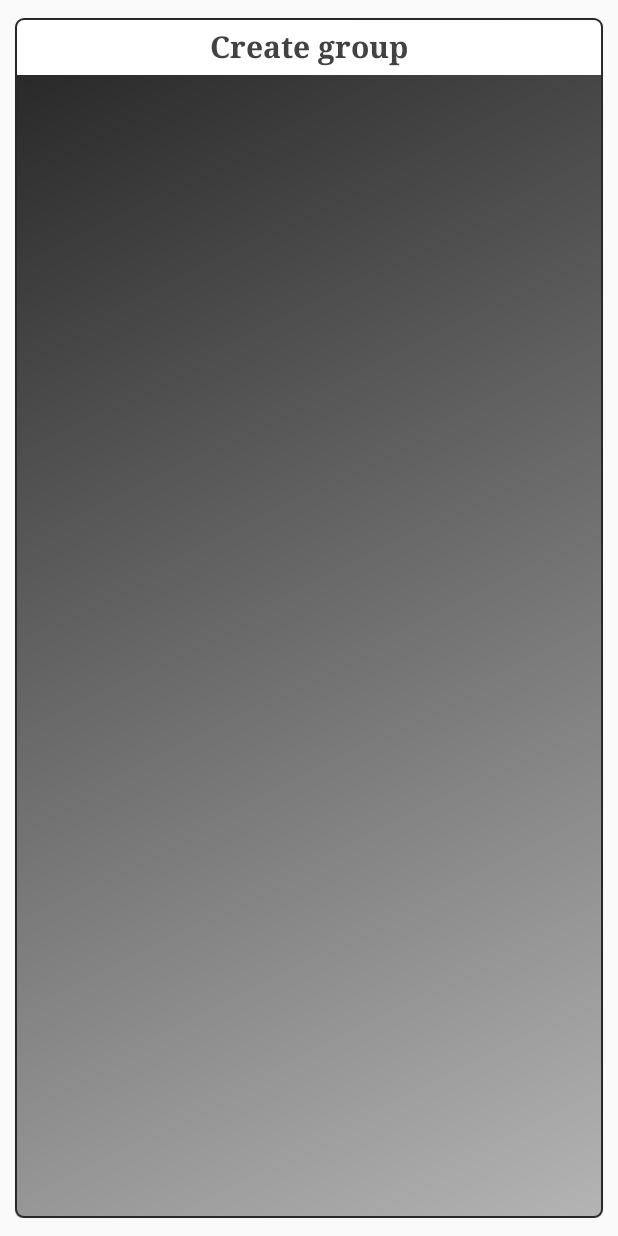
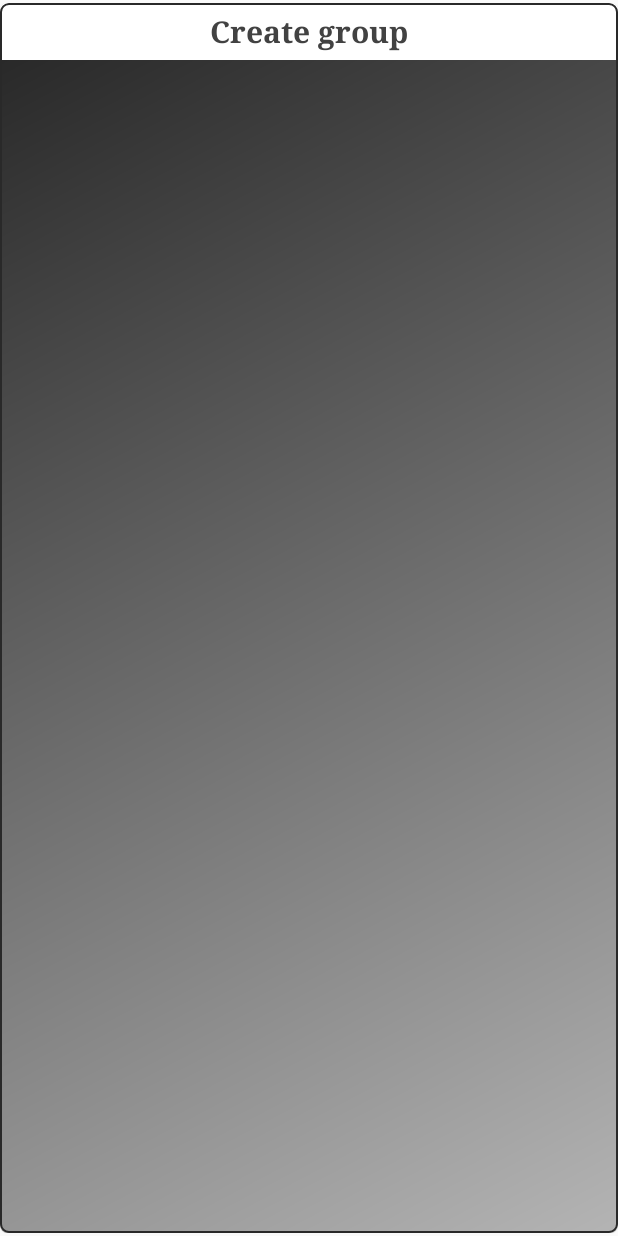
Before and after one commit to AnadolStudio/MindPalace, an Android app: the layout item_group_list.xml on its own in the app's theme, with its tools: preview values and no code run, on a phone screen of 412 x 824 dp. Run offline under Robolectric (Android 15) with nearby library versions, the phone set to English and light mode, and no system bars.

Commit message:
1. Работа с классами Learn 2. Небольшой редизайн 3. Добавление новых строк в string.xml

```diff
--- a/app/src/main/AndroidManifest.xml
+++ b/app/src/main/AndroidManifest.xml
@@ -11,7 +11,8 @@
         android:theme="@style/AppTheme">
         <activity
             android:name=".activities.GroupListActivity"
-            android:windowSoftInputMode="adjustPan">
+        android:windowSoftInputMode="adjustPan">
+            <!--            android:screenOrientation="portrait">-->
             <intent-filter>
                 <action android:name="android.intent.action.MAIN" />
 
--- a/app/src/main/java/com/anadol/rememberwords/fragments/CardObjectTestFragment.java
+++ b/app/src/main/java/com/anadol/rememberwords/fragments/CardObjectTestFragment.java
@@ -87,7 +87,7 @@ public class CardObjectTestFragment extends Fragment {
             CardView cardView = view.findViewById(R.id.card_view);
             cardView.setCardBackgroundColor(getResources().getColor(R.color.colorBackgroundDisableCardTypeTest));
             view.setEnabled(false);
-            Toast.makeText(getContext(),"Lack of Objects", Toast.LENGTH_SHORT).show(); // TODO: temp
+//            Toast.makeText(getContext(),"Lack of Objects", Toast.LENGTH_SHORT).show();
         }
 
         return view;
--- a/app/src/main/java/com/anadol/rememberwords/fragments/DialogMultiTranslate.java
+++ b/app/src/main/java/com/anadol/rememberwords/fragments/DialogMultiTranslate.java
@@ -168,9 +168,9 @@ public class DialogMultiTranslate extends AppCompatDialogFragment implements Inp
                         if (hasDuplicate()) {
                             parent.setSelection(newSelectedItemFromResArray());
                         }
-                        for (MyItemTranslate item :mList){
+                        /*for (MyItemTranslate item :mList){
                             System.out.println(item.toString());
-                        }
+                        }*/
                     }
 
                     @Override
@@ -254,7 +254,7 @@ public class DialogMultiTranslate extends AppCompatDialogFragment implements Inp
                     stringBuilder.append(item.getTypeName());
                     String[] itemsWords = item.getWords().replaceAll("\n","").split(";");
                     for (String s : itemsWords){
-                        System.out.println(s);
+//                        System.out.println(s);
                         stringBuilder.append(s).append(";").append("\n");
                     }
                 }
--- a/app/src/main/java/com/anadol/rememberwords/fragments/DialogResult.java
+++ b/app/src/main/java/com/anadol/rememberwords/fragments/DialogResult.java
@@ -99,7 +99,7 @@ public class DialogResult extends DialogFragment {
 
         for (int i = 0; i<question.length;i++) {
             list.add(new RecyclerItem(question[i],answers[i],b[i]));
-            System.out.println(question[i]+" "+answers[i]+" "+b[i]);
+//            System.out.println(question[i]+" "+answers[i]+" "+b[i]);
         }
     }
 
--- a/app/src/main/res/layout-land/item_group_list.xml
+++ /dev/null
@@ -1,65 +0,0 @@
-<?xml version="1.0" encoding="utf-8"?>
-
-<android.support.constraint.ConstraintLayout xmlns:android="http://schemas.android.com/apk/res/android"
-    xmlns:card_view="http://schemas.android.com/apk/res-auto"
-    android:layout_width="match_parent"
-    android:layout_height="match_parent"
-    android:layout_marginTop="2dp"
-    android:layout_marginBottom="2dp">
-
-    <CheckBox
-        android:id="@+id/checkBox"
-        android:layout_width="wrap_content"
-        android:layout_height="wrap_content"
-        android:layout_marginStart="4dp"
-        android:layout_marginEnd="4dp"
-        android:visibility="gone"
-        card_view:layout_constraintBottom_toBottomOf="@+id/card_view"
-        card_view:layout_constraintEnd_toStartOf="@+id/card_view"
-        card_view:layout_constraintStart_toStartOf="parent"
-        card_view:layout_constraintTop_toTopOf="@+id/card_view" />
-
-    <android.support.v7.widget.CardView
-        android:id="@+id/card_view"
-        android:layout_width="0dp"
-        android:layout_height="0dp"
-        android:layout_margin="5dp"
-        android:minHeight="100dp"
-        card_view:cardCornerRadius="5dp"
-        card_view:layout_constraintBottom_toBottomOf="parent"
-        card_view:layout_constraintEnd_toEndOf="parent"
-        card_view:layout_constraintStart_toEndOf="@+id/checkBox"
-        card_view:layout_constraintTop_toTopOf="parent">
-
-        <LinearLayout
-            android:layout_width="match_parent"
-            android:layout_height="match_parent"
-            android:foreground="@drawable/rectangle_card_background"
-            android:minHeight="150dp"
-            android:orientation="vertical">
-
-            <TextView
-                android:id="@+id/text_group"
-                android:layout_width="match_parent"
-                android:layout_height="wrap_content"
-                android:gravity="center"
-                android:padding="5dp"
-                android:singleLine="true"
-                android:text="@string/create_group"
-                android:textColor="@color/cardview_dark_background"
-                android:textSize="20sp"
-                android:textStyle="bold"
-                android:typeface="serif" />
-
-            <ImageView
-                android:id="@+id/image_group"
-                android:layout_width="match_parent"
-                android:layout_height="match_parent"
-                android:background="@drawable/ic_launcher_background"
-                android:scaleType="centerCrop" />
-
-
-        </LinearLayout>
-
-    </android.support.v7.widget.CardView>
-</android.support.constraint.ConstraintLayout>
--- a/app/src/main/res/layout/item_group_list.xml
+++ b/app/src/main/res/layout/item_group_list.xml
@@ -23,7 +23,6 @@
         android:id="@+id/card_view"
         android:layout_width="0dp"
         android:layout_height="0dp"
-        android:layout_margin="10dp"
         android:minHeight="150dp"
         card_view:cardCornerRadius="5dp"
         card_view:layout_constraintBottom_toBottomOf="parent"
```
Also changed, not shown: app/src/main/java/com/anadol/rememberwords/activities/LearnDetailActivity.java (+9 -5 lines), app/src/main/java/com/anadol/rememberwords/fragments/GroupDetailFragment.java (+17 -5 lines), app/src/main/java/com/anadol/rememberwords/fragments/GroupListFragment.java (+5 -7 lines), app/src/main/java/com/anadol/rememberwords/fragments/LearnAnswerFragment.java (+53 -6 lines), app/src/main/java/com/anadol/rememberwords/fragments/LearnQuizFragment.java (+53 -24 lines), app/src/main/java/com/anadol/rememberwords/fragments/LearnStartFragment.java (+43 -9 lines), app/src/main/java/com/anadol/rememberwords/fragments/LearnTrueFalseFragment.java (+21 -4 lines), app/src/main/java/com/anadol/rememberwords/myList/Word.java (+16 -19 lines), app/src/main/res/values/strings.xml (+7 -2 lines).
